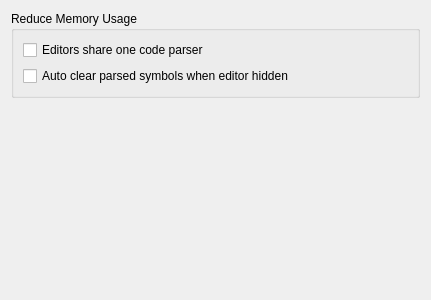
Qt form RedPandaIDE/settingsdialog/environmentperformancewidget.ui (royqh1979/RedPanda-CPP) before a commit.
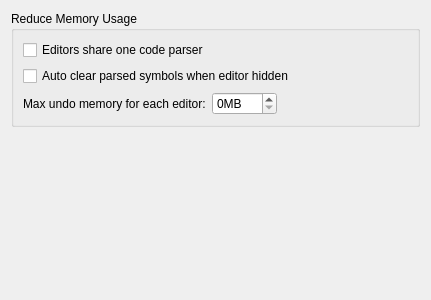
The same form after that commit.

Commit message: - change: Disable undo limit by default.

```diff
--- a/RedPandaIDE/settingsdialog/environmentperformancewidget.ui
+++ b/RedPandaIDE/settingsdialog/environmentperformancewidget.ui
@@ -13,27 +13,78 @@
   <property name="windowTitle">
    <string>Form</string>
   </property>
-  <layout class="QVBoxLayout" name="verticalLayout">
+  <layout class="QVBoxLayout" name="verticalLayout_2">
    <item>
     <widget class="QGroupBox" name="groupBox">
      <property name="title">
       <string>Reduce Memory Usage</string>
      </property>
-     <layout class="QGridLayout" name="gridLayout">
-      <item row="1" column="0">
-       <widget class="QCheckBox" name="chkClearWhenEditorHidden">
-        <property name="text">
-         <string>Auto clear parsed symbols when editor hidden</string>
-        </property>
-       </widget>
-      </item>
-      <item row="0" column="0">
+     <layout class="QVBoxLayout" name="verticalLayout">
+      <item>
        <widget class="QCheckBox" name="chkEditorsShareParser">
         <property name="text">
          <string>Editors share one code parser</string>
         </property>
        </widget>
       </item>
+      <item>
+       <widget class="QCheckBox" name="chkClearWhenEditorHidden">
+        <property name="text">
+         <string>Auto clear parsed symbols when editor hidden</string>
+        </property>
+       </widget>
+      </item>
+      <item>
+       <widget class="QWidget" name="widget" native="true">
+        <layout class="QHBoxLayout" name="horizontalLayout">
+         <property name="leftMargin">
+          <number>0</number>
+         </property>
+         <property name="topMargin">
+          <number>0</number>
+         </property>
+         <property name="rightMargin">
+          <number>0</number>
+         </property>
+         <property name="bottomMargin">
+          <number>0</number>
+         </property>
+         <item>
+          <widget class="QLabel" name="label_2">
+           <property name="text">
+            <string>Max undo memory for each editor:</string>
+           </property>
+          </widget>
+         </item>
+         <item>
+          <widget class="QSpinBox" name="spinMaxUndoMemory">
+           <property name="suffix">
+            <string>MB</string>
+           </property>
+           <property name="maximum">
+            <number>100</number>
+           </property>
+           <property name="value">
+            <number>0</number>
+           </property>
+          </widget>
+         </item>
+         <item>
+          <spacer name="horizontalSpacer">
+           <property name="orientation">
+            <enum>Qt::Horizontal</enum>
+           </property>
+           <property name="sizeHint" stdset="0">
+            <size>
+             <width>40</width>
+             <height>20</height>
+            </size>
+           </property>
+          </spacer>
+         </item>
+        </layout>
+       </widget>
+      </item>
      </layout>
     </widget>
    </item>
```
The commit also changes 7 other files.
